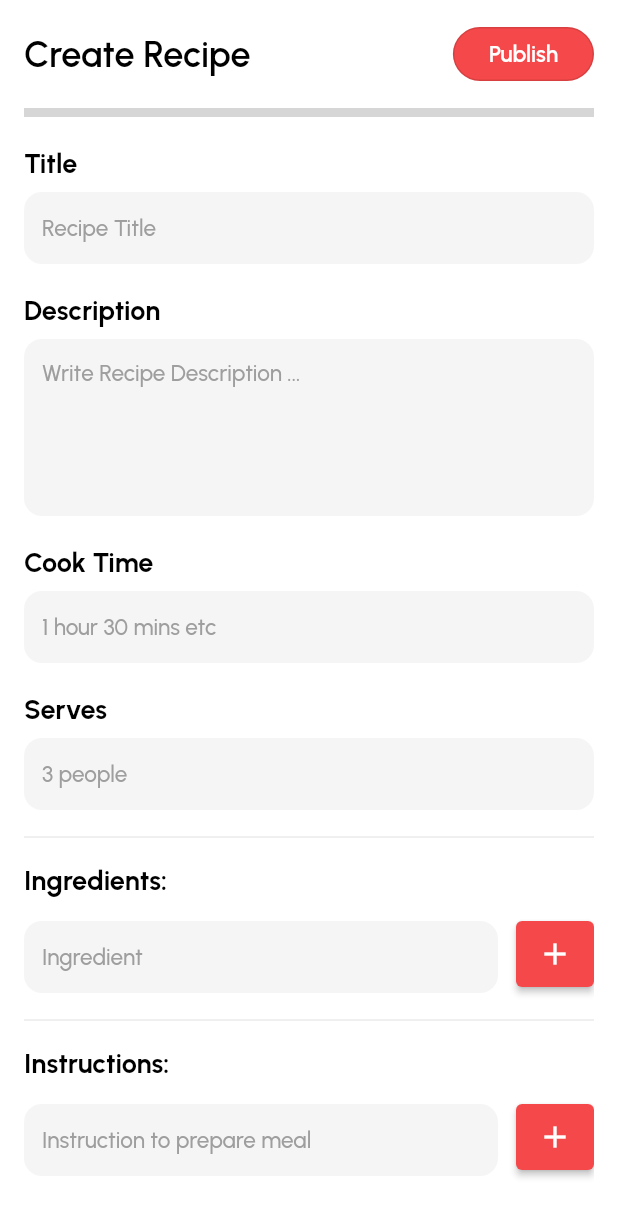
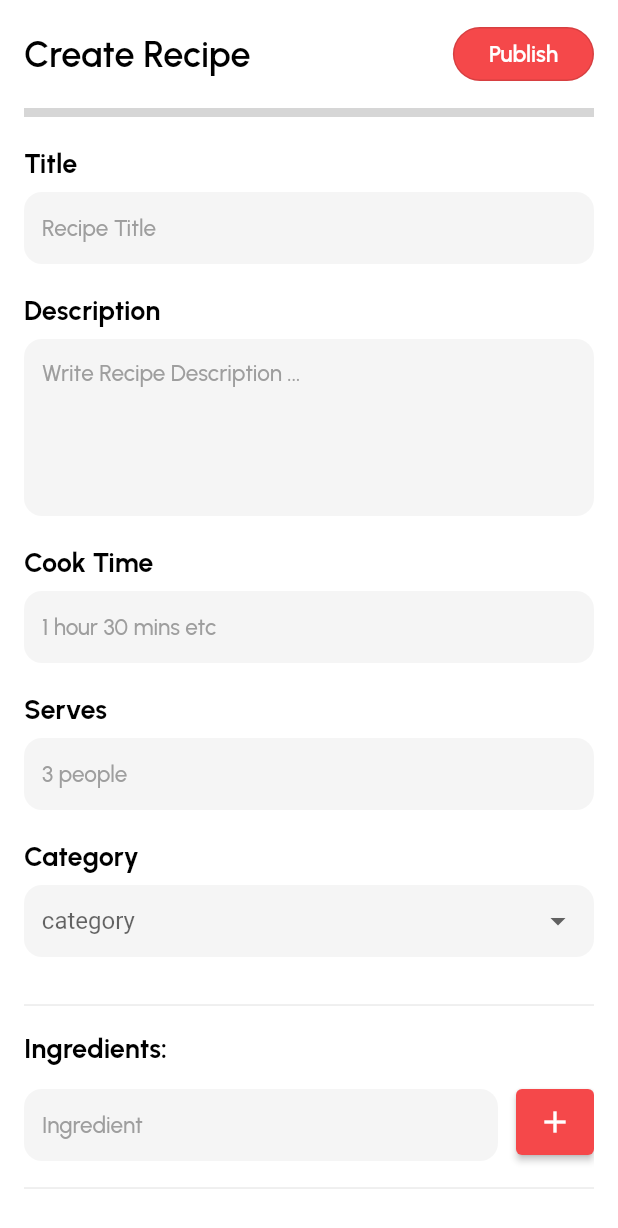
Before and after one commit to BhanukaAGH/Cookpedia, a Flutter app: the AddRecipeScreen screen opened directly, scrolled down 374 dp, on a phone screen of 412 x 824 dp. Shown: the top 1228 px of the screen. Run offline on Flutter 3.47's test engine with Material 2 defaults, Android fonts, the light colour scheme and no system bars; our stand-ins replace cloud_firestore, firebase_auth, firebase_core, firebase_storage, fluttertoast, google_fonts and 1 more; accounts and stored records are empty; network calls fail; grey boxes are pictures that could not be loaded.

Commit message:
create recipe screen ui done

```diff
--- a/lib/screens/add_recipe_screen.dart
+++ b/lib/screens/add_recipe_screen.dart
@@ -1,6 +1,7 @@
 import 'package:cookpedia/utils/colors.dart';
 import 'package:cookpedia/widgets/add_recipe/add_ingredients_input.dart';
 import 'package:cookpedia/widgets/add_recipe/image_input.dart';
+import 'package:cookpedia/widgets/add_recipe/recipe_dropdown.dart';
 import 'package:cookpedia/widgets/add_recipe/recipe_text_field.dart';
 import 'package:flutter/material.dart';
 import 'package:google_fonts/google_fonts.dart';
@@ -23,6 +24,7 @@ class _AddRecipeScreenState extends State<AddRecipeScreen> {
   final TextEditingController _instructionController = TextEditingController();
   final List<String> ingredients = [];
   final List<String> instructions = [];
+  String recipeCategory = 'All';
 
   @override
   void dispose() {
@@ -118,6 +120,17 @@ class _AddRecipeScreenState extends State<AddRecipeScreen> {
                         textInputType: TextInputType.text,
                         textInputAction: TextInputAction.next,
                       ),
+                      const SizedBox(height: 20),
+                      RecipeDropDown(
+                        label: "Category",
+                        hintText: "category",
+                        selectValue: recipeCategory,
+                        onChanged: (String? value) {
+                          setState(() {
+                            recipeCategory = value!;
+                          });
+                        },
+                      ),
 
                       // Add Ingredients section
                       const Divider(height: 36),
--- a/lib/utils/global_variables.dart
+++ b/lib/utils/global_variables.dart
@@ -7,9 +7,27 @@ import 'package:flutter/material.dart';
 import 'package:cookpedia/screens/home_screen.dart';
 
 List<Widget> mainScreens = [
-  const AddRecipeScreen(),
   const HomeScreen(),
   const MyRecipeScreen(),
+  const AddRecipeScreen(),
   const FavoriteScreen(),
   ProfileScreen(uid: FirebaseAuth.instance.currentUser!.uid),
 ];
+
+final List<String> recipeCategories = [
+  'Appetizers',
+  'Beverages',
+  'Breads',
+  'Breakfast',
+  'Desserts',
+  'Main Dishes',
+  'Pasta',
+  'Salads',
+  'Sandwiches/Wraps',
+  'Sauces/Dressings',
+  'Seafood',
+  'Side Dishes',
+  'Snacks',
+  'Soups/Stews',
+  'Vegetarian/Vegan',
+];
--- /dev/null
+++ b/lib/widgets/add_recipe/recipe_dropdown.dart
@@ -0,0 +1,94 @@
+import 'package:cookpedia/utils/colors.dart';
+import 'package:cookpedia/utils/global_variables.dart';
+import 'package:flutter/material.dart';
+import 'package:google_fonts/google_fonts.dart';
+
+class RecipeDropDown extends StatelessWidget {
+  final String label;
+  final String hintText;
+  final String selectValue;
+  final Function(String?) onChanged;
+
+  const RecipeDropDown({
+    super.key,
+    required this.label,
+    required this.hintText,
+    required this.selectValue,
+    required this.onChanged,
+  });
+
+  @override
+  Widget build(BuildContext context) {
+    final inputBorder = OutlineInputBorder(
+      borderSide: BorderSide(color: Colors.grey.shade200),
+      borderRadius: BorderRadius.circular(12),
+    );
+
+    return Padding(
+      padding: const EdgeInsets.only(bottom: 14),
+      child: Column(
+        crossAxisAlignment: CrossAxisAlignment.start,
+        children: [
+          Text(
+            label,
+            style: GoogleFonts.urbanist(
+              fontSize: 18,
+              fontWeight: FontWeight.bold,
+              color: Colors.black,
+            ),
+          ),
+          const SizedBox(height: 8),
+          DropdownButtonHideUnderline(
+            child: ButtonTheme(
+              alignedDropdown: true,
+              child: DropdownButtonFormField(
+                value: selectValue == 'All' ? null : selectValue,
+                decoration: InputDecoration(
+                  contentPadding: const EdgeInsets.only(right: 12),
+                  hintText: '   $hintText',
+                  hintStyle: GoogleFonts.urbanist(
+                      fontWeight: FontWeight.w500, color: Colors.grey.shade500),
+                  border: OutlineInputBorder(
+                    borderRadius: BorderRadius.circular(12),
+                    borderSide: const BorderSide(
+                      width: 0,
+                      style: BorderStyle.none,
+                    ),
+                  ),
+                  focusedBorder: inputBorder,
+                  filled: true,
+                  fillColor: Colors.grey.shade100,
+                  errorBorder: OutlineInputBorder(
+                    borderSide: const BorderSide(color: primaryColor),
+                    borderRadius: BorderRadius.circular(12),
+                  ),
+                ),
+                items: recipeCategories
+                    .map(
+                      (e) => DropdownMenuItem<String>(
+                        value: e,
+                        child: Text(
+                          e,
+                          style: GoogleFonts.urbanist(
+                            fontSize: 16,
+                            fontWeight: FontWeight.w500,
+                          ),
+                        ),
+                      ),
+                    )
+                    .toList(),
+                onChanged: onChanged,
+                validator: (value) {
+                  if (value == null) {
+                    return 'Please enter a $hintText.';
+                  }
+                  return null;
+                },
+              ),
+            ),
+          ),
+        ],
+      ),
+    );
+  }
+}
```
